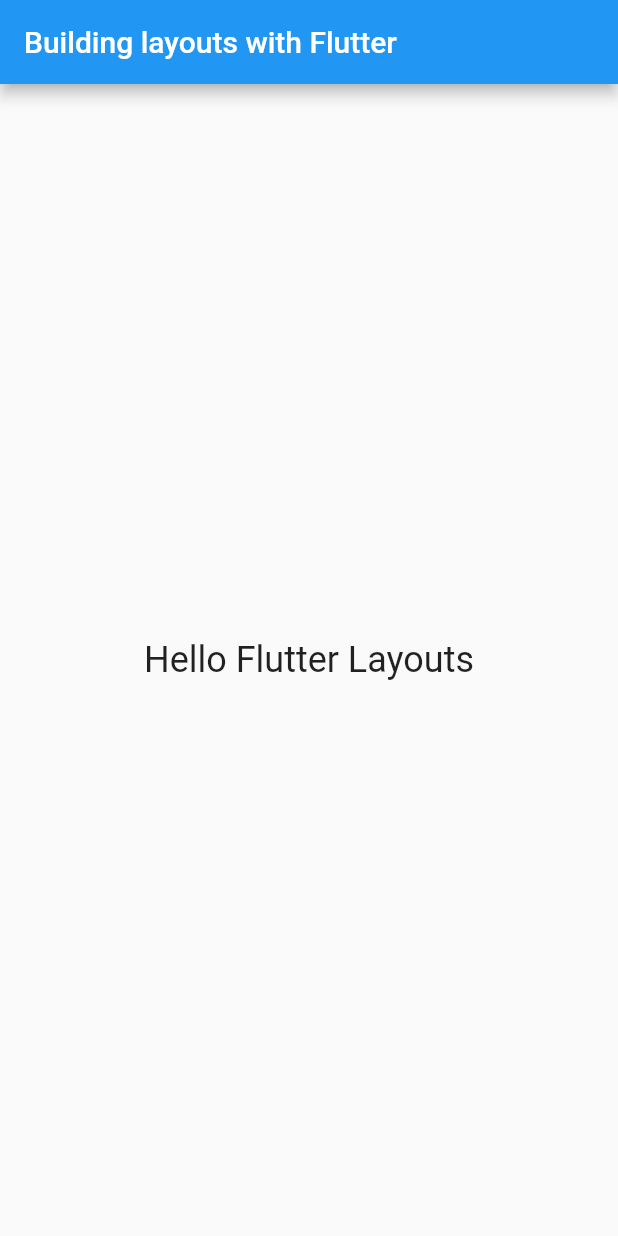
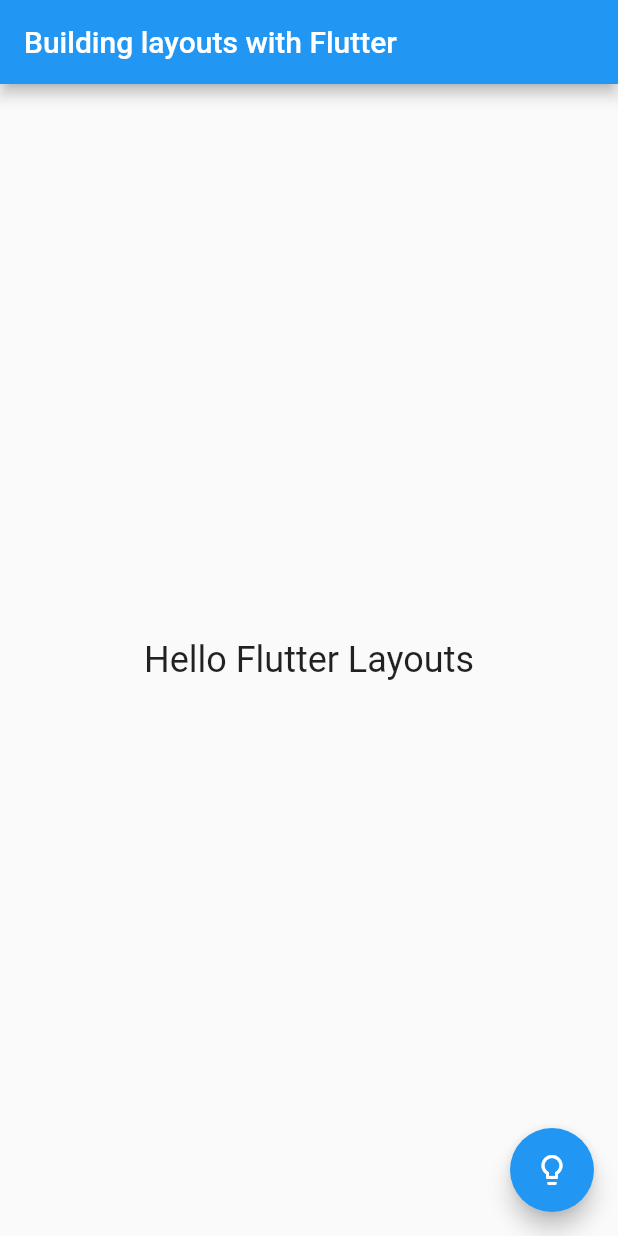
Before and after one commit to MonikaSliciute/hello-layouts, a Flutter app: the screen it shows after launch, on a phone screen of 412 x 824 dp. Run offline on Flutter 3.47's test engine with Material 2 defaults, Android fonts, the phone set to English and light mode, and no system bars.

Commit message:
Added a floating action button for console message

```diff
--- a/lib/main.dart
+++ b/lib/main.dart
@@ -18,6 +18,11 @@ class MyApp extends StatelessWidget {
             style: TextStyle(fontSize: 24),
           ),
         ),
+        floatingActionButton: FloatingActionButton(
+            child: Icon(Icons.lightbulb_outline),
+            onPressed: () {
+              print("You rang?");
+            }),
       ),
     );
   }
```
